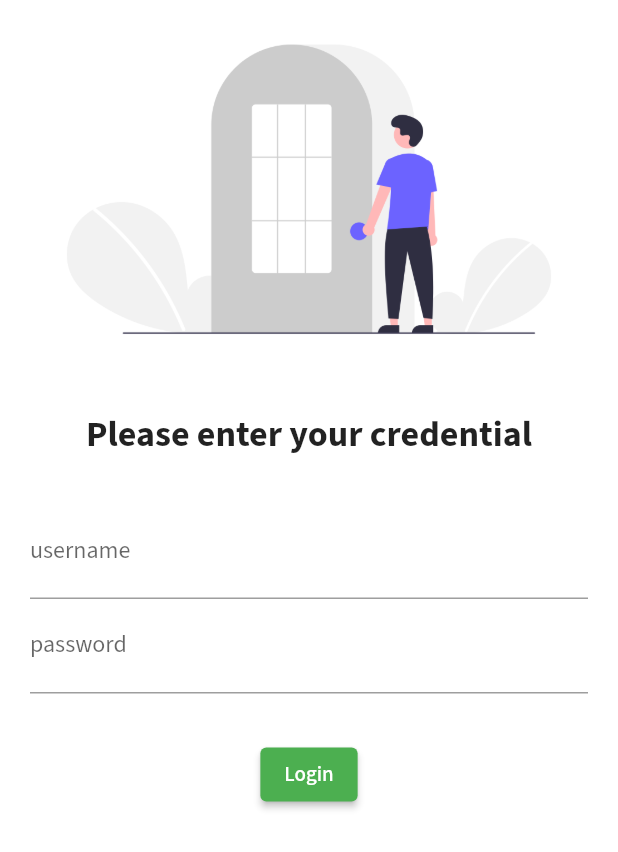
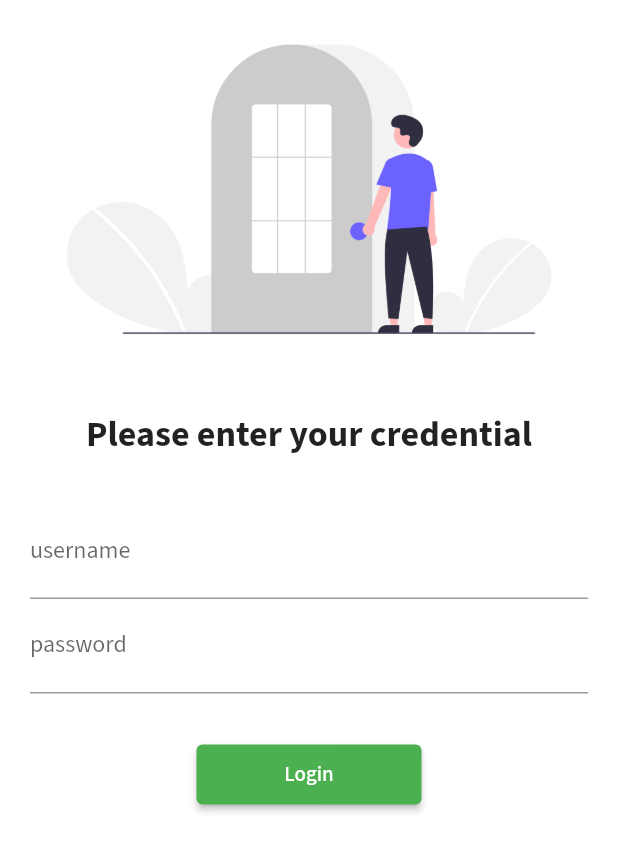
Before and after one commit to MasudOsmanmr9/30daysflutter, a Flutter app: the screen it shows after launch, on a phone screen of 412 x 824 dp. Shown: the top 852 px of the screen. Run offline on Flutter 3.47's test engine with Material 2 defaults, Android fonts, the phone set to English and light mode, and no system bars; our stand-ins replace google_fonts.

Commit message:
day 5 compleated

```diff
--- a/lib/main.dart
+++ b/lib/main.dart
@@ -2,6 +2,7 @@
 import 'pages/home_page.dart';
 import 'pages/login_page.dart';
 import 'package:google_fonts/google_fonts.dart';
+import 'utills/routes.dart';
 
 void main() {
   runApp(MyApp());
@@ -23,8 +24,8 @@
       initialRoute: '/',
       routes: {
         '/': (context) => LoginPage(),
-        '/home': (context) => HomePage(),
-        '/login': (context) => LoginPage(),
+        MyRoutes.homeRoute: (context) => HomePage(),
+        MyRoutes.loginRoute: (context) => LoginPage(),
       },
     );
   }
--- a/lib/pages/login_page.dart
+++ b/lib/pages/login_page.dart
@@ -1,4 +1,6 @@
 import 'package:flutter/material.dart';
+import 'package:full_app_devs/utills/routes.dart';
+import '../utills/routes.dart';
 
 class LoginPage extends StatelessWidget {
   const LoginPage({Key? key}) : super(key: key);
@@ -19,6 +21,7 @@
 
     return Material(
         color: Colors.white,
+        child: SingleChildScrollView(
           child: Column(
             children: [
               Image.asset(
@@ -56,14 +59,21 @@
               ),
               ElevatedButton(
                 child: Text('Login'),
-              style: ButtonStyle(
-                  backgroundColor: MaterialStateProperty.resolveWith(
-                      (Set<MaterialState> states) => Colors.green)),
+                // style: ButtonStyle(
+                //     backgroundColor: MaterialStateProperty.resolveWith(
+                //         (Set<MaterialState> states) => Colors.green),
+                //     padding: MaterialStateProperty.resolveWith((states) =>
+                //         EdgeInsets.symmetric(
+                //             vertical: 12.0, horizontal: 50.0))),
+                style: TextButton.styleFrom(
+                    minimumSize: Size(150, 40), backgroundColor: Colors.green),
                 onPressed: () {
+                  Navigator.pushNamed(context, MyRoutes.homeRoute);
                   print('hi masud osman');
                 },
               )
             ],
+          ),
         ));
   }
 }
--- /dev/null
+++ b/lib/utills/routes.dart
@@ -0,0 +1,4 @@
+class MyRoutes {
+  static String loginRoute = '/login';
+  static String homeRoute = '/home';
+}
```
Lines whose indentation alone changed are shown as unchanged.
